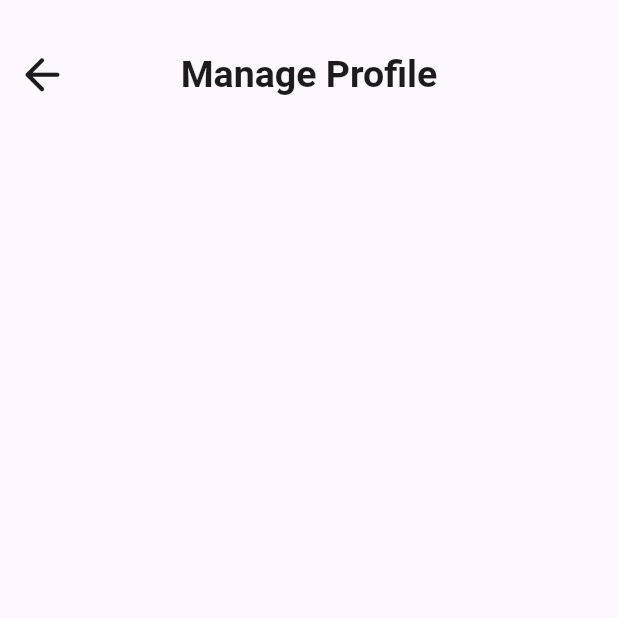
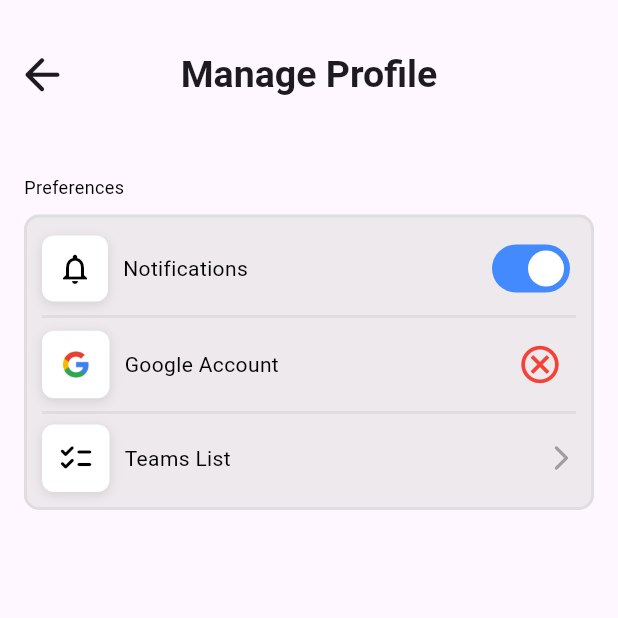
Before and after one commit to boguh/eseo_flutter_project, a Flutter app: the ProfilePage screen opened by its route, on a phone screen of 412 x 824 dp, the top half of it. Run offline on Flutter 3.47's test engine with Material 3 defaults, Android fonts, the phone set to English and light mode, and no system bars; our stand-ins replace flutter_svg, go_router, google_fonts.

Commit message:
new: profilePage delete: settingsPage

```diff
--- a/lib/pages/profile_settings_page.dart
+++ b/lib/pages/profile_settings_page.dart
@@ -1,7 +1,11 @@
+import 'package:eseo_flutter_project/widgets/google_auth_button.dart';
+import 'package:eseo_flutter_project/widgets/notifications_toggle.dart';
+import 'package:eseo_flutter_project/widgets/team_list.dart';
 import 'package:flutter/material.dart';
 import 'package:go_router/go_router.dart';
-import 'package:eseo_flutter_project/utils/router.dart';
+import '../utils/router.dart';
 import 'package:google_fonts/google_fonts.dart';
+import '../widgets/actions_menu.dart';
 
 class ProfilePage extends StatefulWidget {
   const ProfilePage({super.key});
@@ -56,7 +60,7 @@ class _ProfilePageState extends State<ProfilePage> {
             if (GoRouter.of(context).canPop()) {
               context.pop();
             } else {
-              context.go(RouteNames.settings.path); // Fallback navigation
+              context.go(RouteNames.welcome.path); // Fallback navigation
             }
           },
           tooltip: 'Go back',
@@ -64,13 +68,27 @@ class _ProfilePageState extends State<ProfilePage> {
       ),
       body: _isLoading
           ? const Center(child: CircularProgressIndicator())
-          : const SafeArea(
+          : SafeArea(
         child: SingleChildScrollView(
-          padding: EdgeInsets.all(16.0),
+          padding: const EdgeInsets.all(16.0),
           child: Column(
             crossAxisAlignment: CrossAxisAlignment.start,
             children: [
               // Main content of the page
+              ActionsMenu(
+                title: 'Preferences',
+                children: [
+                  const NotificationToggle(),
+                  const GoogleAccountToggle(),
+                  GestureDetector(
+                    onTap: () {
+                      // Redirection when tapping the entire widget
+                      context.go(RouteNames.teams.path);
+                    },
+                    child: const TeamsListRedirect(),
+                  ),
+                ],
+              ),
             ],
           ),
         ),
--- a/lib/pages/teams_select_page.dart
+++ b/lib/pages/teams_select_page.dart
@@ -56,7 +56,7 @@ class _TeamsPageState extends State<TeamsPage> {
             if (GoRouter.of(context).canPop()) {
               context.pop();
             } else {
-              context.go(RouteNames.settings.path); // Fallback navigation
+              context.go(RouteNames.profile.path); // Fallback navigation
             }
           },
           tooltip: 'Go back',
--- a/lib/pages/welcome_page.dart
+++ b/lib/pages/welcome_page.dart
@@ -1,5 +1,6 @@
 import 'package:flutter/material.dart';
 import 'package:go_router/go_router.dart';
+import '../utils/router.dart';
 
 class WelcomePage extends StatefulWidget {
   const WelcomePage({super.key});
@@ -45,7 +46,7 @@ class _WelcomePageState extends State<WelcomePage> {
             size: 35,
           ), // Menu icon
           onPressed: () {
-            context.go('/settings'); // Navigate to settings page
+            context.go(RouteNames.profile.path); // Navigate to settings page
           },
           tooltip: 'Settings',
         ),
--- a/lib/utils/router.dart
+++ b/lib/utils/router.dart
@@ -3,7 +3,6 @@ import 'package:go_router/go_router.dart';
 
 import 'package:eseo_flutter_project/pages/event_details_page.dart';
 import 'package:eseo_flutter_project/pages/loading_page.dart';
-import 'package:eseo_flutter_project/pages/settings_page.dart';
 import 'package:eseo_flutter_project/pages/profile_settings_page.dart';
 import 'package:eseo_flutter_project/pages/teams_select_page.dart';
 import 'package:eseo_flutter_project/pages/welcome_page.dart';
@@ -23,10 +22,6 @@ class AppRouter {
       GoRoute(
         path: RouteNames.details.path, // Correct reference to the enum's path
         builder: (context, state) => const DetailsPage(),
-      ),
-      GoRoute(
-        path: RouteNames.settings.path, // Correct reference to the enum's path
-        builder: (context, state) => const SettingsPage(),
       ),
       GoRoute(
         path: RouteNames.teams.path, // Correct reference to the enum's path
@@ -49,7 +44,6 @@ enum RouteNames {
   loading('/loading'),
   welcome('/welcome'),
   details('/details'),
-  settings('/settings'),
   teams('/teams'),
   profile('/profile');
 
--- /dev/null
+++ b/lib/widgets/actions_menu.dart
@@ -0,0 +1,51 @@
+import 'package:flutter/material.dart';
+
+class ActionsMenu extends StatelessWidget {
+  final String? title;  // Le titre devient optionnel (nullable)
+  final List<Widget> children;
+
+  const ActionsMenu({super.key, this.title, required this.children});
+
+  @override
+  Widget build(BuildContext context) {
+    return Column(
+      crossAxisAlignment: CrossAxisAlignment.start,
+      children: [
+        // Vérification si le titre est null avant de l'afficher
+        if (title != null)
+          Text(
+            title!,
+            style: const TextStyle(
+              color: Colors.black,
+              fontSize: 12,
+              fontWeight: FontWeight.w400,
+            ),
+          ),
+        const SizedBox(height: 10),
+        Container(
+          padding: const EdgeInsets.all(10),
+          decoration: BoxDecoration(
+            border: Border.all(color: const Color(0x77CFCFCF), width: 2),
+            borderRadius: BorderRadius.circular(10),
+            color: const Color(0x77D9D9D9),
+          ),
+          child: Column(
+            children: children.asMap().entries.map((entry) {
+              int index = entry.key;
+              Widget child = entry.value;
+              return Column(
+                children: [
+                  child,
+                  if (index < children.length - 1) const Divider(
+                    color: Color(0x77CFCFCF),
+                    thickness: 2,
+                  ),
+                ],
+              );
+            }).toList(),
+          ),
+        ),
+      ],
+    );
+  }
+}
--- /dev/null
+++ b/lib/widgets/google_auth_button.dart
@@ -0,0 +1,72 @@
+import 'package:flutter/material.dart';
+
+class GoogleAccountToggle extends StatefulWidget {
+  const GoogleAccountToggle({super.key});
+
+  @override
+  State<GoogleAccountToggle> createState() => _GoogleAccountToggleState();
+}
+
+class _GoogleAccountToggleState extends State<GoogleAccountToggle> {
+  bool _isAuthenticated = false; // Détermine si l'utilisateur est authentifié ou non
+
+  // Méthode pour simuler l'authentification
+  void _toggleAuthentication() {
+    setState(() {
+      _isAuthenticated = !_isAuthenticated; // Bascule l'état d'authentification
+    });
+  }
+
+  @override
+  Widget build(BuildContext context) {
+    return Row(
+      mainAxisAlignment: MainAxisAlignment.spaceBetween,
+      children: [
+        Row(
+          children: [
+            // Logo Google
+            Container(
+              padding: const EdgeInsets.all(10), // Padding autour de l'icône
+              decoration: BoxDecoration(
+                color: Colors.white, // Fond blanc pour l'icône
+                shape: BoxShape.rectangle,
+                borderRadius: BorderRadius.circular(8), // Coins arrondis
+                boxShadow: [
+                  BoxShadow(
+                    color: Colors.black.withOpacity(0.1), // Ombre
+                    blurRadius: 6, // Flou de l'ombre
+                    offset: const Offset(0, 2), // Décalage de l'ombre
+                  ),
+                ],
+              ),
+              child: Image.asset(
+                'assets/images/google_logo.png',
+                width: 25,
+                height: 25,
+                fit: BoxFit.contain,
+              ),
+            ),
+            const SizedBox(width: 10),
+            const Text(
+              'Google Account', // Titre
+              style: TextStyle(
+                fontSize: 14,
+                fontWeight: FontWeight.w400,
+                color: Colors.black,
+              ),
+            ),
+          ],
+        ),
+        // Bouton sous forme de logo (icône d'authentification)
+        IconButton(
+          icon: Icon(
+            _isAuthenticated ? Icons.check_circle_outlined : Icons.cancel_outlined, // Change l'icône en fonction de l'état
+            color: _isAuthenticated ? Colors.green : Colors.red, // Couleur de l'icône
+            size: 30, // Taille de l'icône
+          ),
+          onPressed: _toggleAuthentication, // Méthode appelée au clic
+        ),
+      ],
+    );
+  }
+}
--- /dev/null
+++ b/lib/widgets/notifications_toggle.dart
@@ -0,0 +1,67 @@
+import 'package:flutter/material.dart';
+
+class NotificationToggle extends StatefulWidget {
+  const NotificationToggle({super.key});
+
+  @override
+  State<NotificationToggle> createState() => _NotificationToggleState();
+}
+
+class _NotificationToggleState extends State<NotificationToggle> {
+  bool _isNotificationEnabled = true; // Default state of the toggle
+
+  @override
+  Widget build(BuildContext context) {
+    return Row(
+      mainAxisAlignment: MainAxisAlignment.spaceBetween,
+      children: [
+        Row(
+          children: [
+            // Notification icon inside a rounded square with shadow
+            Container(
+              padding: const EdgeInsets.all(10), // Padding inside the container
+              decoration: BoxDecoration(
+                color: Colors.white, // White background for the icon
+                shape: BoxShape.rectangle,
+                borderRadius: BorderRadius.circular(8), // Rounded corners
+                boxShadow: [
+                  BoxShadow(
+                    color: Colors.black.withOpacity(0.1), // Shadow color
+                    blurRadius: 6, // Blur effect for shadow
+                    offset: const Offset(0, 2), // Position of shadow
+                  ),
+                ],
+              ),
+              child: const Icon(
+                Icons.notifications_outlined,
+                color: Colors.black, // Icon color
+              ),
+            ),
+            const SizedBox(width: 10),
+            const Text(
+              'Notifications',
+              style: TextStyle(
+                fontSize: 14,
+                fontWeight: FontWeight.w400,
+                color: Colors.black,
+              ),
+            ),
+          ],
+        ),
+        Switch(
+          value: _isNotificationEnabled, // Toggle switch state
+          onChanged: (bool value) {
+            setState(() {
+              _isNotificationEnabled = value; // Update state
+            });
+          },
+          activeColor: Colors.white, // Color when the switch is ON
+          inactiveThumbColor: Colors.white, // Color of the thumb when OFF
+          inactiveTrackColor: Colors.black.withOpacity(0.1), // Track color when OFF
+          activeTrackColor: Colors.blueAccent, // Track color when ON
+          trackOutlineWidth: const WidgetStatePropertyAll(0.0),
+        ),
+      ],
+    );
+  }
+}
--- /dev/null
+++ b/lib/widgets/team_list.dart
@@ -0,0 +1,56 @@
+import 'package:flutter/material.dart';
+import '../utils/router.dart';
+import 'package:go_router/go_router.dart';
+
+class TeamsListRedirect extends StatelessWidget {
+  const TeamsListRedirect({super.key});
+
+  @override
+  Widget build(BuildContext context) {
+    return Row(
+      mainAxisAlignment: MainAxisAlignment.spaceBetween,
+      children: [
+        Row(
+          children: [
+            // Logo "Teams List" avec une icône de liste avec des cases cochées
+            Container(
+              padding: const EdgeInsets.all(10),
+              decoration: BoxDecoration(
+                color: Colors.white,
+                shape: BoxShape.rectangle,
+                borderRadius: BorderRadius.circular(8),
+                boxShadow: [
+                  BoxShadow(
+                    color: Colors.black.withOpacity(0.1),
+                    blurRadius: 6,
+                    offset: const Offset(0, 2),
+                  ),
+                ],
+              ),
+              child: const Icon(
+                Icons.checklist_rounded, // Icône représentant une liste avec des cases cochées
+                color: Colors.black,
+                size: 25, // Taille de l'icône
+              ),
+            ),
+            const SizedBox(width: 10),
+            const Text(
+              'Teams List', // Titre
+              style: TextStyle(
+                fontSize: 14,
+                fontWeight: FontWeight.w400,
+                color: Colors.black,
+              ),
+            ),
+          ],
+        ),
+        // IconButton pour rediriger vers la page TeamsPage
+        const Icon(
+          Icons.arrow_forward_ios_rounded, // Icône de flèche de redirection
+          color: Colors.grey, // Couleur de l'icône
+          size: 20, // Taille de l'icône
+        ),
+      ],
+    );
+  }
+}
--- a/pubspec.yaml
+++ b/pubspec.yaml
@@ -64,7 +64,7 @@ flutter:
 
   # To add assets to your application, add an assets section, like this:
   assets:
-    - assets/images/buni_logo.svg
+    - assets/images/
 
   # An image asset can refer to one or more resolution-specific "variants", see
   # https://flutter.dev/to/resolution-aware-images
```
Also changed, not shown: lib/pages/settings_page.dart (deleted, +0 -119 lines), assets/images/google_logo.png (added).
